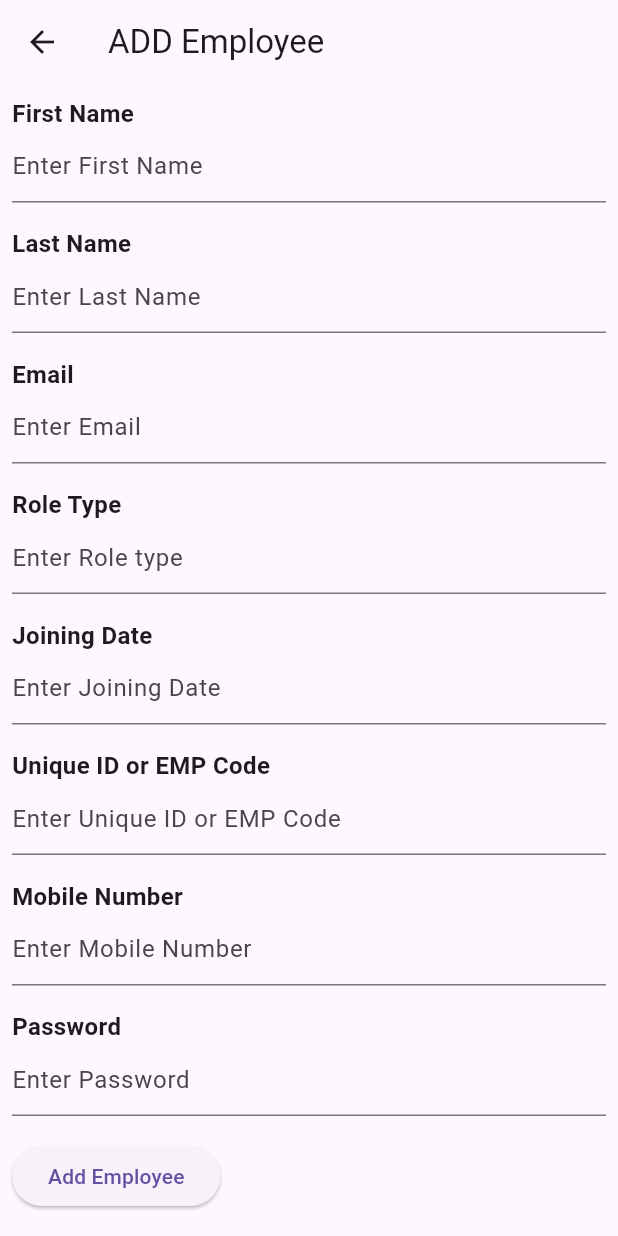
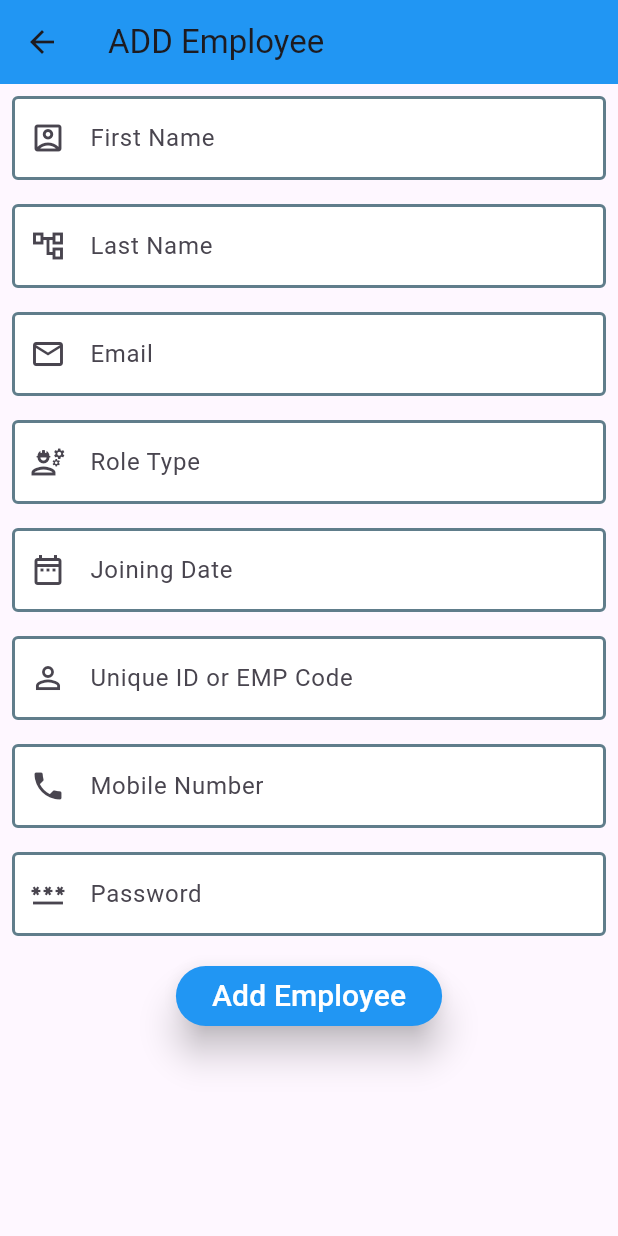
Before and after one commit to rohitrt2002/time_sheet_flutter_application, a Flutter app: the EmployeeList screen opened directly, after a tap on the "add" icon, on a phone screen of 412 x 824 dp. Run offline on Flutter 3.47's test engine with Material 3 defaults, Android fonts, the phone set to English and light mode, and no system bars; our stand-ins replace cloud_firestore, firebase_auth, firebase_core, shared_preferences; missing offline and left inert: dart:ffi; accounts and stored records are empty; generated files the repository leaves out were written again.

Commit message:
UI update!

```diff
--- a/lib/Employee_data.dart
+++ b/lib/Employee_data.dart
@@ -89,6 +89,7 @@ class _EmployeeListState extends State<EmployeeList> {
     return Scaffold(
       appBar: AppBar(
         title: Text('Employee List'),
+        backgroundColor: Colors.white54   ,
       ),
       body: _buildEmployeeList(),
       floatingActionButton: FloatingActionButton(
@@ -116,8 +117,17 @@ class _EmployeeListState extends State<EmployeeList> {
           final lastName = data['lastName'] as String? ?? '';
           final email = data['email'] as String? ?? '';
 
-          return ListTile(
-            title: Text('$firstName $lastName'),
+          return Container(
+            decoration: BoxDecoration(
+              border: Border.all(
+                color: Colors.grey[300]!, // Border color
+                width: 1, // Border width
+              ),
+              borderRadius: BorderRadius.circular(10), // Border radius
+            ),
+            padding: EdgeInsets.all(10), // Padding inside the container
+            child: ListTile(
+              title: Text(' $firstName $lastName'),
               subtitle: Text(email),
               trailing: Row(
                 mainAxisSize: MainAxisSize.min,
@@ -135,6 +145,7 @@ class _EmployeeListState extends State<EmployeeList> {
                     },
                   ),
                 ],
+              ),
             ),
           );
         } else {
@@ -243,6 +254,7 @@ class AddEmployeeForm extends StatelessWidget {
     return Scaffold(
         appBar: AppBar(
           title: Text('ADD Employee'),
+          backgroundColor: Colors.blue  ,
         ),
       body:ListView(
         padding: const EdgeInsets.all(8.0),
@@ -251,119 +263,130 @@ class AddEmployeeForm extends StatelessWidget {
           crossAxisAlignment: CrossAxisAlignment.start,
           children: [
 
-            Text(
-              'First Name',
-              style: TextStyle(
-                fontSize: 16,
-                fontWeight: FontWeight.bold,
-              ),
-            ),
+
             TextFormField(
               controller: _firstNameController,
               decoration: InputDecoration(
+                enabledBorder: OutlineInputBorder(
+                    borderSide:BorderSide(color: Colors.blueGrey, width: 2.0)),
+                border: OutlineInputBorder(borderSide: BorderSide()),
+                fillColor: Colors.white,
+                filled: true,
+                prefixIcon: Icon(Icons.account_box_outlined),
                 hintText: 'Enter First Name',
+                labelText: 'First Name',
               ),
             ), // Add other form fields here
             SizedBox(height: 16),
-            Text(
-              'Last Name',
-              style: TextStyle(
-                fontSize: 16,
-                fontWeight: FontWeight.bold,
-              ),
-            ),
+
             TextFormField(
               controller: _lastNameController,
                 decoration: InputDecoration(
+                  enabledBorder: OutlineInputBorder(
+                      borderSide:BorderSide(color: Colors.blueGrey, width: 2.0)),
+                  border: OutlineInputBorder(borderSide: BorderSide()),
+                  fillColor: Colors.white,
+                  filled: true,
+                  prefixIcon: Icon(Icons.account_tree_outlined ),
                   hintText: 'Enter Last Name',
+                  labelText: 'Last Name',
                 ),
             ),
             SizedBox(height: 16),
-            Text(
-              'Email',
-              style: TextStyle(
-                fontSize: 16,
-                fontWeight: FontWeight.bold,
-              ),
-            ),
+
             TextFormField(
               controller: _emailController,
               decoration: InputDecoration(
-                hintText: 'Enter Email',
+                enabledBorder: OutlineInputBorder(
+                    borderSide:BorderSide(color: Colors.blueGrey, width: 2.0)),
+                border: OutlineInputBorder(borderSide: BorderSide()),
+                fillColor: Colors.white,
+                filled: true,
+                prefixIcon: Icon(Icons.email_outlined ),
+                hintText: 'Enter Emails ID',
+                labelText: 'Email',
               ),
             ),
             SizedBox(height: 16),
-            Text(
-              'Role Type',
-              style: TextStyle(
-                fontSize: 16,
-                fontWeight: FontWeight.bold,
-              ),
-            ),
+
             TextFormField(
               controller: _roleController,
               decoration: InputDecoration(
-                hintText: 'Enter Role type',
+                enabledBorder: OutlineInputBorder(
+                    borderSide:BorderSide(color: Colors.blueGrey, width: 2.0)),
+                border: OutlineInputBorder(borderSide: BorderSide()),
+                fillColor: Colors.white,
+                filled: true,
+                prefixIcon: Icon(Icons.engineering_outlined),
+                hintText: 'Enter Role Type',
+                labelText: 'Role Type',
               ),
             ),
             SizedBox(height: 16),
-            Text(
-              'Joining Date',
-              style: TextStyle(
-                fontSize: 16,
-                fontWeight: FontWeight.bold,
-              ),
-            ),
+
             TextFormField(
               controller: _joiningDateController,
               decoration: InputDecoration(
+                enabledBorder: OutlineInputBorder(
+                    borderSide:BorderSide(color: Colors.blueGrey, width: 2.0)),
+                border: OutlineInputBorder(borderSide: BorderSide()),
+                fillColor: Colors.white,
+                filled: true,
+                prefixIcon: Icon(Icons.date_range_outlined ),
                 hintText: 'Enter Joining Date',
+                labelText: 'Joining Date',
               ),
             ),
             SizedBox(height: 16),
-            Text(
-              'Unique ID or EMP Code',
-              style: TextStyle(
-                fontSize: 16,
-                fontWeight: FontWeight.bold,
-              ),
-            ),
+
             TextFormField(
               controller: _empIdController,
               decoration: InputDecoration(
-                hintText: 'Enter Unique ID or EMP Code',
+                enabledBorder: OutlineInputBorder(
+                    borderSide:BorderSide(color: Colors.blueGrey, width: 2.0)),
+                border: OutlineInputBorder(borderSide: BorderSide()),
+                fillColor: Colors.white,
+                filled: true,
+                prefixIcon: Icon(Icons.perm_identity  ),
+                hintText: 'Enter EMP ID',
+                labelText: 'Unique ID or EMP Code',
               ),
             ),
             SizedBox(height: 16),
-            Text(
-              'Mobile Number',
-              style: TextStyle(
-                fontSize: 16,
-                fontWeight: FontWeight.bold,
-              ),
-            ),
+
             TextFormField(
               controller: _mobileController,
               decoration: InputDecoration(
+                enabledBorder: OutlineInputBorder(
+                    borderSide:BorderSide(color: Colors.blueGrey, width: 2.0)),
+                border: OutlineInputBorder(borderSide: BorderSide()),
+                fillColor: Colors.white,
+                filled: true,
+                prefixIcon: Icon(Icons.phone   ),
                 hintText: 'Enter Mobile Number',
+                labelText: 'Mobile Number',
+              ),
+            ),
+
+            SizedBox(height: 16),
+
+            TextFormField(
+              controller: _passwordController ,
+              decoration: InputDecoration(
+                enabledBorder: OutlineInputBorder(
+                    borderSide:BorderSide(color: Colors.blueGrey, width: 2.0)),
+                border: OutlineInputBorder(borderSide: BorderSide()),
+                fillColor: Colors.white,
+                filled: true,
+                prefixIcon: Icon(Icons.password_outlined ),
+                hintText: 'Enter Password',
+                labelText: 'Password',
               ),
             ),
             SizedBox(height: 16),
-            Text(
-              'Password',
-              style: TextStyle(
-                fontSize: 16,
-                fontWeight: FontWeight.bold,
-              ),
-            ),
-            TextFormField(
-              controller: _passwordController ,
-              decoration: InputDecoration(
-                hintText: 'Enter Password',
-              ),
-            ),
-            SizedBox(height: 16),
-            ElevatedButton(
+            Center(
+              child: Expanded(
+                child: ElevatedButton(
                   onPressed: () {
                     // Access _addEmployee method from the state of AdminPanel
                     addEmployee(
@@ -374,11 +397,19 @@ class AddEmployeeForm extends StatelessWidget {
                       _joiningDateController.text,
                       _empIdController.text,
                       _mobileController.text,
-                  _passwordController.text ,
+                      _passwordController.text,
                     );
                   },
-
-              child: Text('Add Employee'),
+                  child: Text(
+                    'Add Employee',
+                    style: TextStyle(fontSize: 20), // Increase font size
+                  ),
+                  style: ElevatedButton.styleFrom(
+                    foregroundColor: Colors.white, backgroundColor: Colors.blue, // Text color
+                    elevation: 10, // Button's elevation when it's pressed
+                  ),
+                ),
+              ),
             ),
           ],
         ),
--- a/lib/add_role.dart
+++ b/lib/add_role.dart
@@ -25,18 +25,14 @@ class _AddRoleScreenState extends State<AddRoleScreen> {
   Widget build(BuildContext context) {
     return Scaffold(
       appBar: AppBar(
-        title: Text('Add Project'),
+        title: Text('Select Role:'),
       ),
       body: Padding(
         padding: const EdgeInsets.all(16.0),
         child: Column(
           crossAxisAlignment: CrossAxisAlignment.start,
           children: [
-            Text(
-              'Select Role:',
-              style: TextStyle(fontSize: 18, fontWeight: FontWeight.bold),
-            ),
-            SizedBox(height: 8),
+
             Expanded(
               child: ListView.builder(
                 itemCount: _roles.length,
@@ -180,10 +176,12 @@ class _AddEmployeeScreenState extends State<AddEmployeeScreen> {
                 },
               ),
             ),
-            SizedBox(height: 16),
-            ElevatedButton(
-              onPressed: _assignRoleToEmployees,
-              child: Text('Assign Role'),
+            SizedBox(height: 2),
+            Center(
+              child: ElevatedButton(
+                onPressed: _assignRoleToEmployees,
+                child: Text('Assign Role'),
+              ),
             ),
           ],
         ),
--- a/lib/admin_panel.dart
+++ b/lib/admin_panel.dart
@@ -41,7 +41,8 @@ class _AdminPanelState extends State<AdminPanel> {
       Scaffold.of(context).openDrawer();
     },
     child: Scaffold(
-      appBar: AppBar(title: const Text("Admin Page"),
+      appBar: AppBar(title: const Text("Dashboard"),
+        backgroundColor: Colors.lightBlue ,
         actions: [
           IconButton(
             icon: Icon(Icons.exit_to_app), // Use any icon you prefer for the profile
--- a/lib/project_data.dart
+++ b/lib/project_data.dart
@@ -23,6 +23,7 @@ class _AddProjectScreenState extends State<AddProjectScreen> {
     return Scaffold(
       appBar: AppBar(
         title: Text('Add Project'),
+        backgroundColor: Colors.blue,
       ),
       body: Padding(
         padding: const EdgeInsets.all(16.0),
@@ -65,11 +66,13 @@ class _AddProjectScreenState extends State<AddProjectScreen> {
               },
             ),
             SizedBox(height: 16),
-            ElevatedButton(
-              onPressed: () {
-                _addProject();
-              },
-              child: Text('Add Project'),
+            Center(
+              child: ElevatedButton(
+                onPressed: () {
+                  _addProject();
+                },
+                child: Text('Add Project'),
+              ),
             ),
           ],
         ),
@@ -209,9 +212,9 @@ class _ProjectListState extends State<ProjectList> {
             final projectName = data['projectName'] as String? ?? '';
             final allocatedEmployees = _allocatedEmployeesMap[project.id] ?? [];
 
-            return ListTile(
+            return ExpansionTile(
               title: Text(projectName),
-              subtitle: Text('Allocated Employees: ${allocatedEmployees.join(', ')}'),
+              subtitle: Text('Allocated Employees: ${allocatedEmployees.length}'),
               trailing: Row(
                 mainAxisSize: MainAxisSize.min,
                 children: [
@@ -229,6 +232,19 @@ class _ProjectListState extends State<ProjectList> {
                   ),
                 ],
               ),
+              children: [
+                // List of allocated employees
+                ListView.builder(
+                  shrinkWrap: true,
+                  itemCount: allocatedEmployees.length,
+                  itemBuilder: (context, index) {
+                    return ListTile(
+                      title: Text(allocatedEmployees[index]),
+                      // Add any additional information here if needed
+                    );
+                  },
+                ),
+              ],
             );
           } else {
             return SizedBox(); // Return an empty widget if data is not valid
```
Lines whose indentation alone changed are shown as unchanged.
